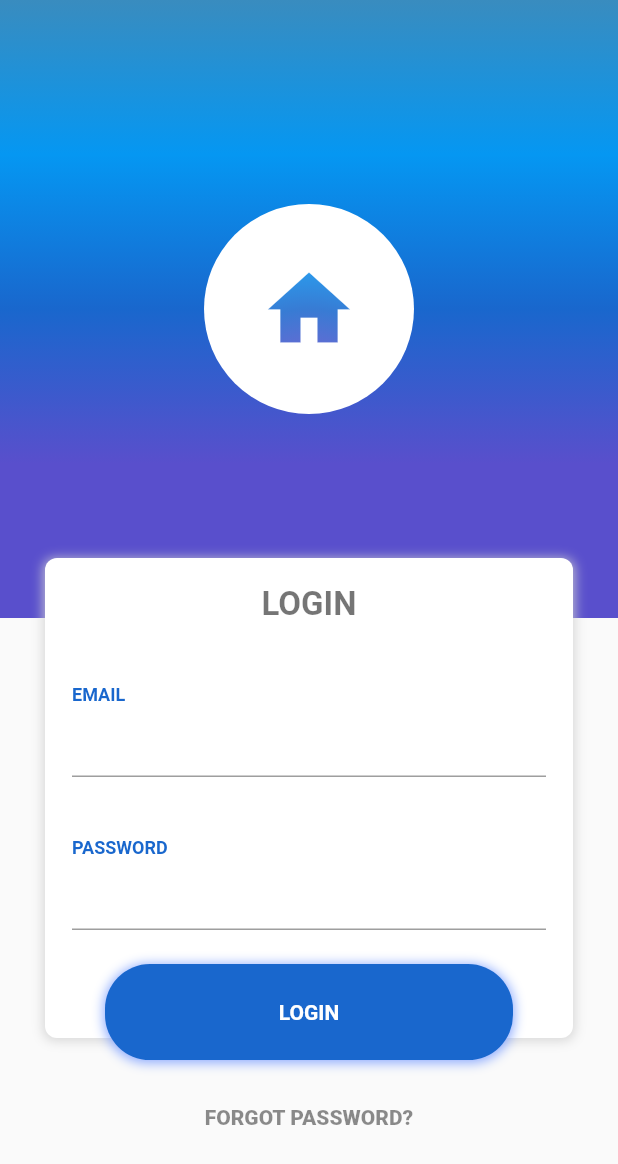
After one commit to Bru-marques/flutter_masterclass, a Flutter app: the screen it shows after launch, after a tap on "7. Login Layout 01", on a phone screen of 412 x 824 dp. The commit adds this screen. Shown: the top 1164 px of the screen. Run offline on Flutter 3.47's test engine with Material 2 defaults, Android fonts, the phone set to English and light mode, and no system bars; our stand-ins replace flutter_svg; network calls fail.

Commit message:
blue login layout

```diff
--- /dev/null
+++ b/lib/Pages/class-four/blue_login.dart
@@ -0,0 +1,168 @@
+import 'package:flutter/material.dart';
+
+class BlueLogin extends StatelessWidget {
+  const BlueLogin({super.key});
+
+  final List<Color> gradientList = const [
+    Color(0xff594fcc),
+    Color.fromARGB(255, 89, 79, 204),
+    Color.fromARGB(255, 25, 103, 205),
+    Color(0xff0597f2),
+    Color(0xff398cbf),
+  ];
+
+  @override
+  Widget build(BuildContext context) {
+    return Scaffold(
+      body: Stack(
+        alignment: AlignmentDirectional.center,
+        children: [
+          Expanded(
+            child: Column(
+              children: [
+                _gradientBackground(context),
+              ],
+            ),
+          ),
+          _loginContainer(),
+          _loginButton(context),
+        ],
+      ),
+    );
+  }
+
+  Widget _gradientBackground(context) {
+    return Container(
+        height: MediaQuery.of(context).size.height * .5,
+        decoration: BoxDecoration(
+          gradient: LinearGradient(
+            begin: Alignment.bottomCenter,
+            end: Alignment.topCenter,
+            colors: gradientList,
+          ),
+        ),
+        child: Center(
+          child: Container(
+            height: 140,
+            width: 140,
+            decoration: BoxDecoration(
+                color: Colors.white, borderRadius: BorderRadius.circular(80)),
+            child: ShaderMask(
+                blendMode: BlendMode.srcIn,
+                shaderCallback: (Rect bounds) {
+                  return RadialGradient(
+                    center: Alignment.bottomCenter,
+                    radius: 1.0,
+                    colors: gradientList,
+                    tileMode: TileMode.mirror,
+                  ).createShader(bounds);
+                },
+                child: const Icon(Icons.home, size: 66)),
+          ),
+        ));
+  }
+
+  Widget _loginContainer() {
+    return Padding(
+      padding: const EdgeInsets.symmetric(horizontal: 30),
+      child: Container(
+        margin: const EdgeInsets.only(top: 240),
+        padding: const EdgeInsets.all(18),
+        height: 320,
+        width: double.infinity,
+        decoration: BoxDecoration(boxShadow: const [
+          BoxShadow(
+              blurRadius: 6,
+              color: Color.fromARGB(213, 208, 208, 208),
+              spreadRadius: 1,
+              offset: Offset(0, 1))
+        ], borderRadius: BorderRadius.circular(8), color: Colors.white),
+        child: _loginForm(),
+      ),
+    );
+  }
+
+  Widget _loginForm() {
+    return Column(
+      children: [
+        const Text('LOGIN',
+            style: TextStyle(
+                color: Colors.black54,
+                fontSize: 22,
+                fontWeight: FontWeight.w600)),
+        const SizedBox(height: 40),
+        _input('EMAIL'),
+        const SizedBox(height: 40),
+        _input('PASSWORD'),
+      ],
+    );
+  }
+
+  Widget _input(String label) {
+    return Column(
+      crossAxisAlignment: CrossAxisAlignment.start,
+      children: [
+        Text(label,
+            style: const TextStyle(
+                color: Color.fromARGB(255, 25, 103, 205),
+                fontSize: 12,
+                fontWeight: FontWeight.w700)),
+        TextField(
+          keyboardType: label == 'PASSWORD'
+              ? TextInputType.visiblePassword
+              : TextInputType.emailAddress,
+          obscureText: label == 'PASSWORD' ? true : false,
+          decoration: const InputDecoration(
+            contentPadding: EdgeInsets.symmetric(horizontal: 4, vertical: 10),
+            focusedBorder: UnderlineInputBorder(
+              borderSide: BorderSide(color: Colors.black26),
+            ),
+            border: UnderlineInputBorder(
+              borderSide: BorderSide(color: Colors.black26),
+            ),
+          ),
+          style: const TextStyle(
+              color: Colors.black, fontSize: 14, fontWeight: FontWeight.w700),
+        )
+      ],
+    );
+  }
+
+  Widget _loginButton(context) {
+    return Padding(
+      padding: EdgeInsets.only(
+          left: 70.0, right: 70, top: MediaQuery.of(context).size.height * .78),
+      child: Column(
+        children: [
+          Container(
+            height: 64,
+            width: double.infinity,
+            alignment: Alignment.center,
+            decoration: BoxDecoration(
+              color: const Color.fromARGB(255, 25, 103, 205),
+              borderRadius: BorderRadius.circular(30),
+              boxShadow: const [
+                BoxShadow(
+                    blurRadius: 6,
+                    color: Color.fromARGB(231, 130, 163, 255),
+                    spreadRadius: 1,
+                    offset: Offset(0, 1))
+              ],
+            ),
+            child: const Text('LOGIN',
+                style: TextStyle(
+                    color: Colors.white,
+                    fontSize: 14,
+                    fontWeight: FontWeight.w600)),
+          ),
+          const SizedBox(height: 30),
+          const Text('FORGOT PASSWORD?',
+              style: TextStyle(
+                  color: Colors.black45,
+                  fontSize: 14,
+                  fontWeight: FontWeight.w800)),
+        ],
+      ),
+    );
+  }
+}
--- a/lib/Pages/home/home.dart
+++ b/lib/Pages/home/home.dart
@@ -1,4 +1,5 @@
 import 'package:flutter/material.dart';
+import 'package:playground/Pages/class-four/blue_login.dart';
 import 'package:playground/Pages/class-four/money_controll.dart';
 import 'package:playground/Pages/class-four/tinder.dart';
 import 'package:playground/Pages/class-one/cpf_validator.dart';
@@ -9,10 +10,15 @@ import 'package:playground/Pages/class-one/rule_of_three.dart';
 class Home extends StatelessWidget {
   const Home({Key? key}) : super(key: key);
 
+  static Color purple = const Color(0xff4D5ABE);
   @override
   Widget build(BuildContext context) {
     return (Scaffold(
-        appBar: AppBar(title: const Text('Playground')), body: _body(context)));
+        appBar: AppBar(
+            backgroundColor: purple,
+            title: const Text('Playground',
+                style: TextStyle(fontFamily: 'Charlet', fontSize: 26))),
+        body: _body(context)));
   }
 
   _body(context) {
@@ -30,6 +36,7 @@ class Home extends StatelessWidget {
           _title('Desafios Aula 3'),
           _linkPage(context, '5. Money Controll Layout', const MoneyControll()),
           _linkPage(context, '6. Tinder Layout', const Tinder()),
+          _linkPage(context, '7. Login Layout 01', const BlueLogin()),
         ],
       )),
     );
```
Also changed, not shown: pubspec.lock, 3 other files.
